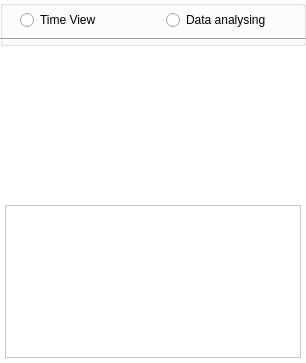
vialrogo/Weight-Queue-Validator, file wq_analysing_widget.ui: the form before one commit.
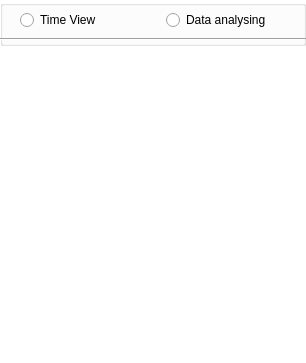
The form after the commit.

Commit message: Interfaz para analisis de tiempo completamente dinámica

The edit to the form file:
```diff
--- a/wq_analysing_widget.ui
+++ b/wq_analysing_widget.ui
@@ -32,11 +32,9 @@
    <string>Form</string>
   </property>
   <property name="styleSheet">
-   <string notr="true">QWidget#widgetTotalNew {background-color: white}
+   <string notr="true">.QWidget { background-color: white}
 
-QWidget#widgetDatos { background-color: white }
-
-QWidget#scrollArea { background-color: white }</string>
+.QScrollArea{ background-color: white; border: 1px solid gray}</string>
   </property>
   <widget class="QWidget" name="widgetTotalNew" native="true">
    <property name="geometry">
@@ -120,65 +118,6 @@
      </property>
     </widget>
    </widget>
-   <widget class="QScrollArea" name="scrollArea">
-    <property name="geometry">
-     <rect>
-      <x>5</x>
-      <y>205</y>
-      <width>296</width>
-      <height>153</height>
-     </rect>
-    </property>
-    <property name="sizePolicy">
-     <sizepolicy hsizetype="Fixed" vsizetype="Fixed">
-      <horstretch>0</horstretch>
-      <verstretch>0</verstretch>
-     </sizepolicy>
-    </property>
-    <property name="minimumSize">
-     <size>
-      <width>296</width>
-      <height>153</height>
-     </size>
-    </property>
-    <property name="maximumSize">
-     <size>
-      <width>296</width>
-      <height>153</height>
-     </size>
-    </property>
-    <property name="widgetResizable">
-     <bool>true</bool>
-    </property>
-    <widget class="QWidget" name="widgetDatos">
-     <property name="geometry">
-      <rect>
-       <x>0</x>
-       <y>0</y>
-       <width>280</width>
-       <height>150</height>
-      </rect>
-     </property>
-     <property name="sizePolicy">
-      <sizepolicy hsizetype="Fixed" vsizetype="Fixed">
-       <horstretch>0</horstretch>
-       <verstretch>0</verstretch>
-      </sizepolicy>
-     </property>
-     <property name="minimumSize">
-      <size>
-       <width>280</width>
-       <height>150</height>
-      </size>
-     </property>
-     <property name="maximumSize">
-      <size>
-       <width>280</width>
-       <height>150</height>
-      </size>
-     </property>
-    </widget>
-   </widget>
   </widget>
  </widget>
  <resources/>
```
The commit also changes 2 other files.
